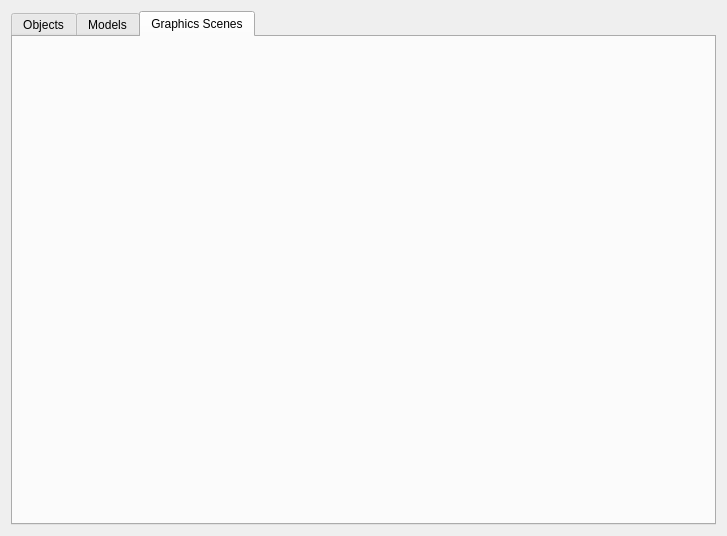
KDAB/GammaRay, file mainwindow.ui: the form before one commit.
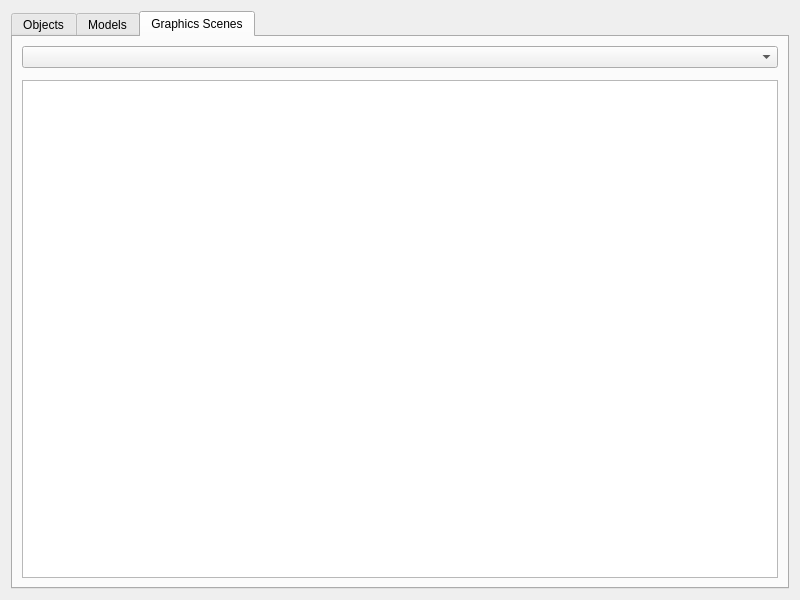
The form after the commit. The open tabs and pages were chosen to show the change. Custom widgets are drawn as their Qt base class.

Commit message: Add graphics scene selector.

Patch:
```diff
--- a/mainwindow.ui
+++ b/mainwindow.ui
@@ -6,8 +6,8 @@
    <rect>
     <x>0</x>
     <y>0</y>
-    <width>727</width>
-    <height>536</height>
+    <width>800</width>
+    <height>600</height>
    </rect>
   </property>
   <property name="windowTitle">
@@ -56,6 +56,17 @@
       <attribute name="title">
        <string>Graphics Scenes</string>
       </attribute>
+      <layout class="QVBoxLayout" name="verticalLayout_4">
+       <item>
+        <widget class="QComboBox" name="sceneComboBox"/>
+       </item>
+       <item>
+        <widget class="KFilterProxySearchLine" name="screneTreeSearchLine"/>
+       </item>
+       <item>
+        <widget class="QTreeView" name="sceneTreeView"/>
+       </item>
+      </layout>
      </widget>
     </widget>
    </item>
```
The commit also changes 2 other files.
